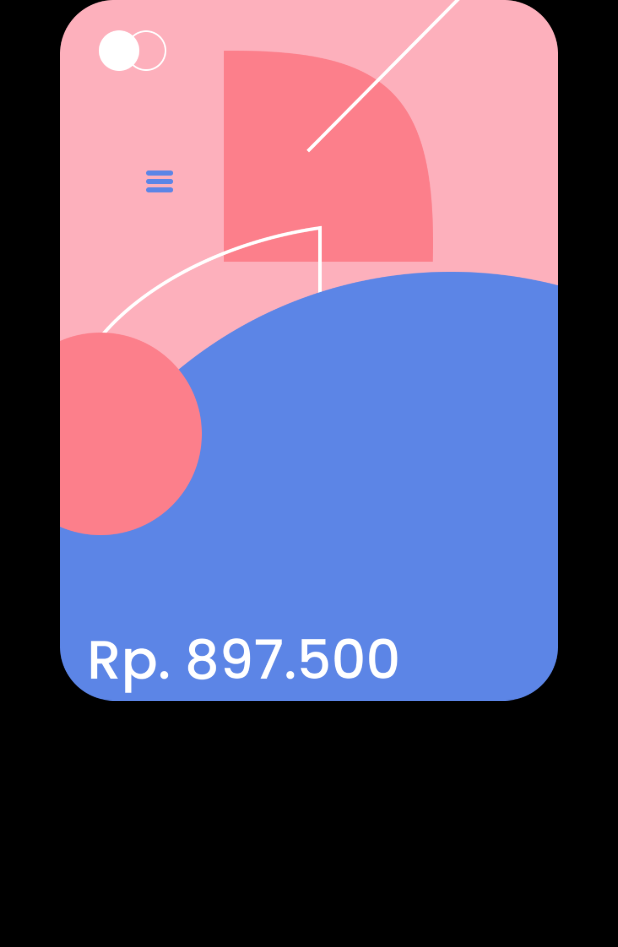
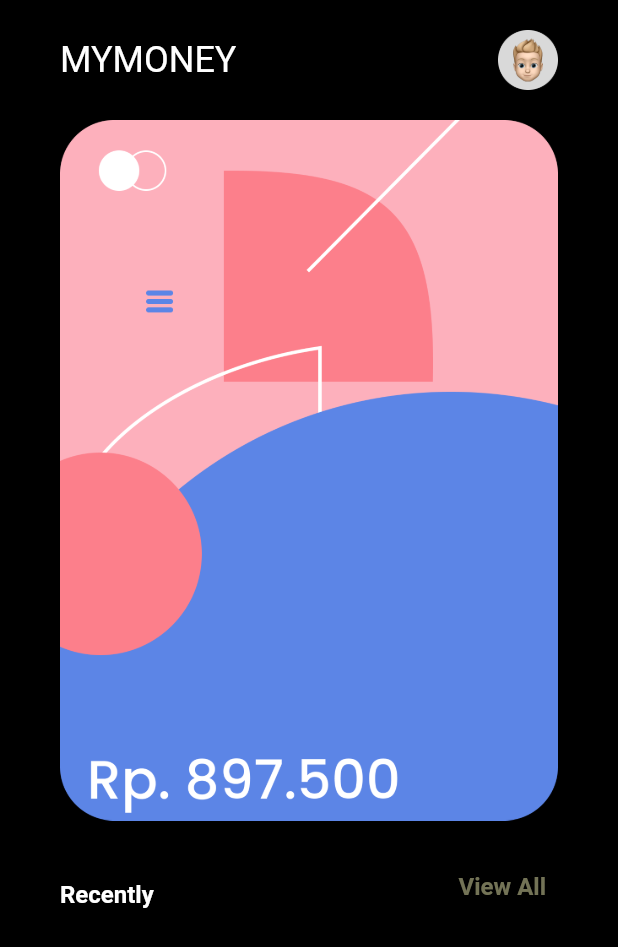
Before and after one commit to RapidMaulana/my-money, a Flutter app: the screen it shows after launch, after a tap on "Login", on a phone screen of 412 x 824 dp. Shown: the top 947 px of the screen. Run offline on Flutter 3.47's test engine with Material 2 defaults, Android fonts, the phone set to English and light mode, and no system bars; our stand-ins replace splashscreen.

Commit message:
adds history and dashboard

```diff
--- a/lib/main.dart
+++ b/lib/main.dart
@@ -1,8 +1,9 @@
-import 'package:flutter/cupertino.dart';
 import 'package:flutter/material.dart';
 
 import 'package:mymoney/pages/auth/mainAuth.dart';
 import 'package:mymoney/pages/views/dashboard.dart';
+import 'package:mymoney/pages/splashscreen.dart';
+import 'package:mymoney/pages/views/history.dart';
 
 void main() {
   runApp(MyApp());
@@ -17,8 +18,10 @@ class MyApp extends StatelessWidget {
       debugShowCheckedModeBanner: false,
       initialRoute: '/',
       routes: {
-        '/': (context) => MainApp(),
-        '/dashboard':(context) => DashboardApp()
+        '/': (context) => SplashApp(),
+        '/dashboard':(context) => const DashboardApp(),
+        '/login':(context) => const MainApp(),
+        '/history':(context) => const HistoryApp()
       },
     );
   }
--- a/lib/pages/auth/mainAuth.dart
+++ b/lib/pages/auth/mainAuth.dart
@@ -1,37 +1,12 @@
 import 'package:flutter/material.dart';
 import 'package:flutter/services.dart';
-import 'package:splashscreen/splashscreen.dart';
 
 void main() {
   runApp(MainApp());
 }
 
-class MainApp extends StatefulWidget {
-  @override
-  _MainAppState createState() => new _MainAppState();
-}
-
-class _MainAppState extends State<MainApp> {
-  @override
-  Widget build(BuildContext context) {
-    return new SplashScreen(
-      seconds: 5,
-      navigateAfterSeconds: new MainAppAfter(),
-      backgroundColor: Colors.black,
-      title: new Text(
-        'MYMONEY',
-        style: TextStyle(
-            fontFamily: 'Poppins',
-            fontWeight: FontWeight.w700,
-            color: Colors.white,
-            fontSize: 40),
-      ),
-    );
-  }
-}
-
-class MainAppAfter extends StatelessWidget {
-  const MainAppAfter();
+class MainApp extends StatelessWidget {
+  const MainApp();
 
   @override
   Widget build(BuildContext context) {
@@ -45,7 +20,7 @@ class MainAppAfter extends StatelessWidget {
               child: Image.asset('public/images/Artwork.png'),
             ),
             Container(
-                margin: EdgeInsets.only(top: 50, bottom: 5, right: 45),
+                margin: EdgeInsets.only(top: 10, bottom: 5, right: 45),
                 width: 300,
                 child: Text(
                   "All your finances in one app",
@@ -68,20 +43,47 @@ class MainAppAfter extends StatelessWidget {
               ),
             ),
             Container(
-              margin: EdgeInsets.only(left: 20),
+              margin: EdgeInsets.only(left: 30, top: 30),
               child: Row(
                 children: <Widget>[
                   TextButton(
                       style: ButtonStyle(
-                          backgroundColor: MaterialStateProperty.all<Color>(
-                              Color(0xff1f1f1f))),
+                        backgroundColor:
+                            MaterialStateProperty.all<Color>(Color(0xff1f1f1f)),
+                        padding: MaterialStateProperty.all<EdgeInsetsGeometry>(
+                            EdgeInsets.symmetric(vertical: 15, horizontal: 38)),
+                      ),
                       onPressed: () {
                         Navigator.pushNamed(context, '/dashboard');
                       },
                       child: Text(
                         'Login',
-                        style: TextStyle(color: Colors.white),
-                      ))
+                        style: TextStyle(
+                            color: Colors.white,
+                            fontSize: 18,
+                            fontWeight: FontWeight.w500),
+                      )),
+                  Container(
+                    margin: EdgeInsets.only(left: 24),
+                    child: TextButton(
+                      style: ButtonStyle(
+                        backgroundColor:
+                          MaterialStateProperty.all<Color>(Color(0xff5C85E6)),
+                        padding: MaterialStateProperty.all<EdgeInsetsGeometry>(
+                          EdgeInsets.symmetric(vertical: 15, horizontal: 55)),
+
+                      ),
+                      onPressed: () {
+                        Navigator.pushNamed(context, '/dashboard');
+                      },
+                      child: Text(
+                        'Regist Now',
+                        style: TextStyle(
+                            color: Colors.white,
+                            fontSize: 18,
+                            fontWeight: FontWeight.w500),
+                    ))
+                  )
                 ],
               ),
             ),
--- /dev/null
+++ b/lib/pages/splashscreen.dart
@@ -0,0 +1,33 @@
+import 'package:flutter/material.dart';
+import 'package:flutter/services.dart';
+import 'package:splashscreen/splashscreen.dart';
+
+import './auth/mainAuth.dart';
+
+void main() {
+  runApp(SplashApp());
+}
+
+class SplashApp extends StatefulWidget {
+  @override
+  _MainAppState createState() => new _MainAppState();
+}
+
+class _MainAppState extends State<SplashApp> {
+  @override
+  Widget build(BuildContext context) {
+    return new SplashScreen(
+      seconds: 5,
+      navigateAfterSeconds: new MainApp(),
+      backgroundColor: Colors.black,
+      title: new Text(
+        'MYMONEY',
+        style: TextStyle(
+            fontFamily: 'Poppins',
+            fontWeight: FontWeight.w700,
+            color: Colors.white,
+            fontSize: 40),
+      ),
+    );
+  }
+}
--- a/lib/pages/views/dashboard.dart
+++ b/lib/pages/views/dashboard.dart
@@ -1,5 +1,4 @@
 import 'package:flutter/material.dart';
-import 'package:flutter/services.dart';
 
 void main() {
   runApp(DashboardApp());
@@ -16,15 +15,65 @@ class DashboardApp extends StatelessWidget {
         backgroundColor: Colors.black,
         body: Column(
           children: [
-              Row(
 
+            Container(
+              margin: EdgeInsets.symmetric(horizontal: 40, vertical: 20),
+              child: Flex(
+                  mainAxisAlignment: MainAxisAlignment.spaceBetween,
+                  direction: Axis.horizontal,
+                  children: [
+                    Text(
+                      'MYMONEY',
+                      style: TextStyle(
+                          color: Colors.white,
+                          fontSize: 24,
+                          fontWeight: FontWeight.w400),
                     ),
+                    Image.asset(
+                      'public/images/profile.png',
+                      width: 40,
+                      height: 40,
+                    )
+                  ]),
+            ),
+
             Container(
               margin: EdgeInsets.only(right: 40, left: 40),
               child: Container(
                 child: Image.asset('public/images/illust.png'),
               ),
-              )
+            ),
+
+            Container(
+              margin: EdgeInsets.symmetric(horizontal: 40, vertical: 20),
+              child: Row(
+                crossAxisAlignment: CrossAxisAlignment.end,
+                mainAxisAlignment: MainAxisAlignment.spaceBetween,
+                children: [
+                  Text(
+                    'Recently',
+                    style: TextStyle(
+                        fontSize: 16,
+                        fontWeight: FontWeight.w600,
+                        color: Colors.white,
+                        height: -1
+                    ),
+                  ),
+                  TextButton(
+                      onPressed: () {
+                        Navigator.pushNamed(context, '/history');
+                      },
+                      child: Text(
+                        'View All',
+                        style: TextStyle(
+                          fontSize: 16,
+                          fontWeight: FontWeight.w600,
+                          color: Color(0xababab80),
+                        ),
+                      )),
+                ],
+              ),
+            ),
           ],
         ),
       ),
```
Also changed, not shown: lib/pages/views/history.dart (added, +46 -0 lines), lib/pages/home.dart (deleted), public/images/back.png (added), public/images/profile.png (added). Lines whose indentation alone changed are shown as unchanged.
